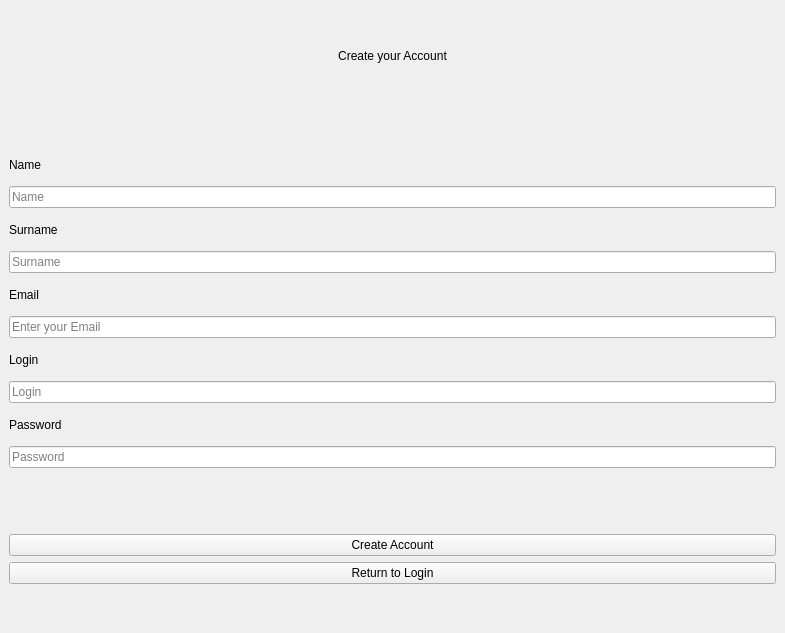
Above: menu/src/registrationwindow.ui from splitmindq/task-management before the change. Below: the same form after it.
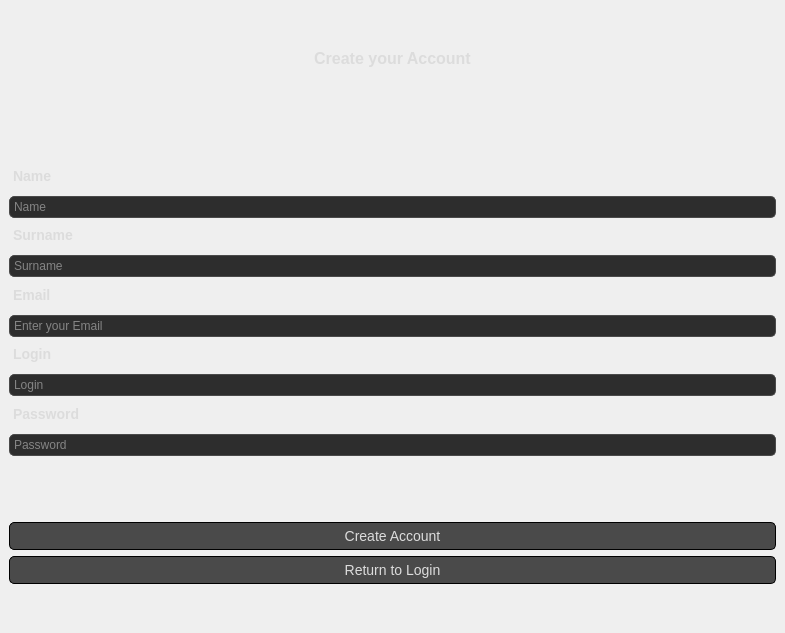
That is the form after the change.

What changed in the file:
```diff
--- a/menu/src/registrationwindow.ui
+++ b/menu/src/registrationwindow.ui
@@ -13,6 +13,67 @@
   <property name="windowTitle">
    <string>RegistrationWindow</string>
   </property>
+  <property name="styleSheet">
+   <string notr="true">QWidget {
+   /* Темный фон */
+    color: #dcdcdc; /* Светлый текст */
+    font-family: &quot;Arial&quot;, sans-serif;
+}
+
+QLineEdit {
+    background-color: #2d2d2d; /* Темный фон для полей ввода */
+    border: 1px solid #4a4a4a; /* Тонкая граница */
+    border-radius: 5px; /* Закругленные углы */
+    padding: 2px;
+    color: #dcdcdc; /* Светлый цвет текста */
+}
+
+QLineEdit:focus {
+    border: 1px solid #6a5acd; /* При фокусе — светло-фиолетовая граница */
+    background-color: #353535; /* Слегка светлее фон при фокусе */
+}
+
+QPushButton {
+    background-color: #4a4a4a; /* Темно-серый фон кнопок */
+    border: 1px solid black; /* Граница с фиолетовым оттенком */
+    border-radius: 5px; /* Закругленные углы кнопок */
+    padding: 5px;
+    color: #dcdcdc; /* Светлый текст на кнопках */
+    font-size: 14px;
+}
+
+QPushButton:hover {
+    border-color: #8a7fb3; /* Светлая граница */
+}
+
+QPushButton:pressed {
+    background-color: #5a4f85; /* Темный фиолетовый при нажатии */
+}
+
+QLabel {
+    font-size: 14px;
+    font-weight: bold;
+    margin-bottom: 3px;
+}
+
+QFrame {
+    border: none;
+}
+
+QGroupBox {
+    border: 1px solid #3a3a3a;
+    border-radius: 5px;
+    padding: 10px;
+    background-color: #2d2d2d;
+}
+
+QGroupBox:title {
+    color: #dcdcdc;
+    padding: 5px;
+    font-size: 18px;
+}
+</string>
+  </property>
   <widget class="QWidget" name="centralwidget">
    <layout class="QVBoxLayout" name="verticalLayout">
     <item>
@@ -39,6 +100,13 @@
         <verstretch>0</verstretch>
        </sizepolicy>
       </property>
+      <property name="styleSheet">
+       <string notr="true">
+    font-size: 16px;
+    font-weight: bold;
+    margin-bottom: 10px;
+</string>
+      </property>
       <property name="text">
        <string>Create your Account</string>
       </property>
```
